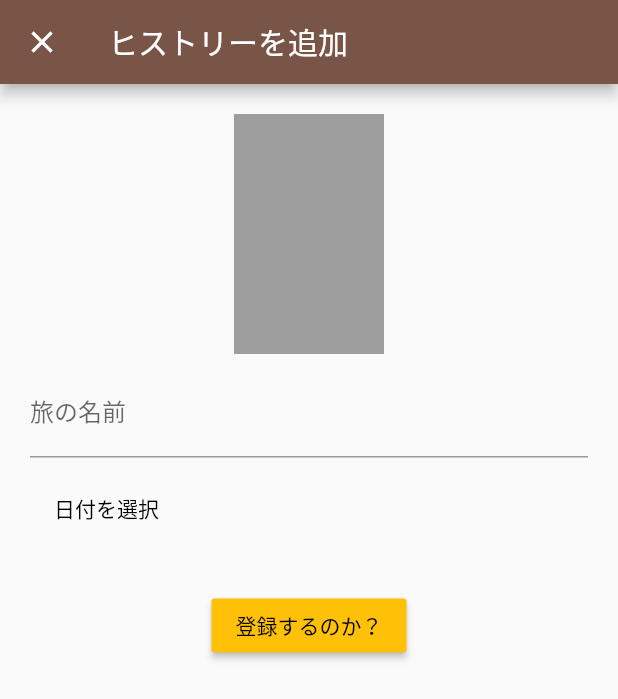
After one commit to sakurako-y0316/sakuline, a Flutter app: the TopScreen screen opened directly, item 3 of the bottom bar chosen, after a tap on the "add" icon, on a phone screen of 412 x 824 dp. The commit adds this screen. Shown: the top 699 px of the screen. Run offline on Flutter 3.47's test engine with Material 2 defaults, Android fonts, the phone set to English and light mode, and no system bars; our stand-ins replace cloud_firestore, firebase_auth, firebase_storage, flutter_slidable, flutter_spinkit, image_picker and 2 more; missing offline and left inert: flutter_rounded_date_picker; accounts and stored records are empty.

Commit message:
200809_ヒストリーの追加（途中保存）

```diff
--- /dev/null
+++ b/lib/screen/history/history.dart
@@ -0,0 +1,140 @@
+import 'dart:io';
+
+import 'package:flutter/material.dart';
+import 'package:flutter_rounded_date_picker/rounded_picker.dart';
+import 'package:image_picker/image_picker.dart';
+import 'package:provider/provider.dart';
+
+import 'package:sakura_line/view_model/history_model.dart';
+
+class History extends StatelessWidget {
+  @override
+  Widget build(BuildContext context) {
+    return ChangeNotifierProvider<HistoryViewModel>(
+      create: (_) => HistoryViewModel()..fetch(),
+      child: Consumer<HistoryViewModel>(
+        builder: (context, model, child) {
+          return Scaffold(
+            appBar: AppBar(
+              title: Text('ヒストリー'),
+            ),
+            body: Container(),
+            floatingActionButton: FloatingActionButton(
+              child: Icon(Icons.add),
+              onPressed: () async {
+                Navigator.push(
+                  context,
+                  MaterialPageRoute(
+                    fullscreenDialog: true,
+                    builder: (context) {
+                      return AddHistory(model);
+                    },
+                  ),
+                );
+                model.fetch();
+              },
+            ),
+          );
+        },
+      ),
+    );
+  }
+}
+
+class AddHistory extends StatelessWidget {
+  final HistoryViewModel model;
+  final ImagePicker picker = ImagePicker();
+  final GlobalKey<FormState> _key = GlobalKey<FormState>();
+  AddHistory(this.model);
+
+  @override
+  Widget build(BuildContext context) {
+    return Scaffold(
+      appBar: AppBar(title: Text('ヒストリーを追加')),
+      body: Container(
+        padding: EdgeInsets.all(20),
+        child: SingleChildScrollView(
+          child: Center(
+            child: Form(
+              key: _key,
+              child: Column(
+                children: <Widget>[
+                  InkWell(
+                    onTap: () async {
+                      // TODO: カメラロール開いて写真選ぶ
+                      final pickedFile =
+                          await picker.getImage(source: ImageSource.gallery);
+                      model.setImage(File(pickedFile.path));
+                    },
+                    child: SizedBox(
+                      width: 100,
+                      height: 160,
+                      child: model.imageFile != null
+                          ? Image.file(model.imageFile)
+                          : Container(
+                              color: Colors.grey,
+                            ),
+                    ),
+                  ),
+                  SizedBox(height: 10),
+                  TextFormField(
+                    validator: (val) => val.isEmpty ? '入力してください' : null,
+                    onChanged: (val) => model.travelName = val,
+                    decoration: InputDecoration(labelText: '旅の名前'),
+                  ),
+                  SizedBox(height: 10),
+                  Row(
+                    children: <Widget>[
+                      FlatButton(
+                        child: Container(
+                          alignment: Alignment.center,
+                          // height: 50,
+                          // width: 100,
+                          child: model.dateTime != null
+                              ? Text(
+                                  "${model.dateTime.year}年${model.dateTime.month}月${model.dateTime.day}日")
+                              : Text(
+                                  '日付を選択',
+                                  style: TextStyle(color: Colors.black),
+                                ),
+                        ),
+                        onPressed: () async {
+                          DateTime newDateTime = await showRoundedDatePicker(
+                            context: context,
+                            initialDate: DateTime.now(),
+                            firstDate: DateTime(DateTime.now().year - 3),
+                            lastDate: DateTime(DateTime.now().year + 1),
+                            borderRadius: 2,
+                          );
+                          if (newDateTime != null) {
+                            model.setDate(newDateTime);
+                            print(
+                                "${model.dateTime.year}年${model.dateTime.month}月${model.dateTime.day}日です");
+                          } else {
+                            print('nullです');
+                          }
+                        },
+                      ),
+                    ],
+                  ),
+                  SizedBox(height: 30),
+                  RaisedButton(
+                      color: Colors.amber,
+                      child: Text("登録するのか？",
+                          style: TextStyle(color: Colors.black)),
+                      onPressed: () async {
+                        if (_key.currentState.validate() &&
+                            model.dateTime != null) {
+                          await model.addHistory();
+                          Navigator.pop(context);
+                        }
+                      }),
+                ],
+              ),
+            ),
+          ),
+        ),
+      ),
+    );
+  }
+}
--- a/lib/screen/top_screen.dart
+++ b/lib/screen/top_screen.dart
@@ -4,6 +4,8 @@ import 'package:sakura_line/screen/talk/talk_room.dart';
 import 'package:sakura_line/screen/timeline_screen.dart';
 import 'package:sakura_line/screen/todo/todo_screen.dart';
 import 'package:sakura_line/screen/todo/todo_screen.dart';
+
+import 'history/history.dart';
 
 class TopScreen extends StatefulWidget {
   @override
@@ -35,7 +37,7 @@ class _TopScreenState extends State<TopScreen> {
         children: <Widget>[
           MyPageScreen(),
           TalkRoomScreen(),
-          TimeLine(),
+          History(),
           ToDoScreen(),
         ],
       ),
@@ -50,11 +52,11 @@ class _TopScreenState extends State<TopScreen> {
           BottomNavigationBarItem(icon: Icon(Icons.send), title: Text('トーク')),
           BottomNavigationBarItem(
               icon: Icon(
-                Icons.favorite,
+                Icons.book,
               ),
-              title: Text('タイムライン')),
+              title: Text('ヒストリー')),
           BottomNavigationBarItem(
-              icon: Icon(Icons.event_available), title: Text('TODOリスト')),
+              icon: Icon(Icons.event_available), title: Text('TODOリスト'))
         ],
       ),
     );
--- /dev/null
+++ b/lib/view_model/history_model.dart
@@ -0,0 +1,93 @@
+import 'dart:io';
+
+import 'package:cloud_firestore/cloud_firestore.dart';
+import 'package:firebase_storage/firebase_storage.dart';
+import 'package:flutter/material.dart';
+import 'package:random_string/random_string.dart';
+
+class HistoryViewModel extends ChangeNotifier {
+  //------------------------
+  // disposeのエラー問題解決
+  //------------------------
+  bool _mounted = true;
+
+  @override
+  void notifyListeners() {
+    if (_mounted) super.notifyListeners();
+  }
+
+  @override
+  void dispose() {
+    _mounted = false;
+    super.dispose();
+  }
+
+  //------------------------
+  // ↑↑ここまで
+  //------------------------
+
+  File imageFile;
+  String travelName;
+  DateTime dateTime;
+  bool isLoading = false;
+
+  startLoading() {
+    isLoading = true;
+    notifyListeners();
+  }
+
+  endLoading() {
+    isLoading = false;
+    notifyListeners();
+  }
+
+  fetch() async {
+    imageFile = null;
+    travelName = null;
+    dateTime = null;
+    notifyListeners();
+  }
+
+  setDate(DateTime dateTime) {
+    this.dateTime = dateTime;
+    print("${dateTime.year}年${dateTime.month}月${dateTime.day}日です");
+    notifyListeners();
+  }
+
+  setImage(File imageFile) {
+    this.imageFile = imageFile;
+    notifyListeners();
+  }
+
+  Future<void> addHistory() async {
+    print('登録します');
+    String uid = randomAlphaNumeric(20);
+    final imageURL = await _uploadImageFile();
+    try {
+      Firestore.instance.collection('history').document(uid).setData({
+        'imageURL': imageURL,
+        'travelName': travelName,
+        'dateTime': dateTime,
+        'createdAt': Timestamp.now(),
+        'historyId': uid,
+      });
+    } catch (e) {
+      print("DBエラー：${e.toString()}");
+    }
+  }
+
+  Future<String> _uploadImageFile() async {
+    if (imageFile == null) {
+      return '';
+    }
+    final storage = FirebaseStorage.instance;
+    final ref = storage.ref().child('books').child(travelName);
+    final snapshot = await ref
+        .putFile(
+          imageFile,
+        )
+        .onComplete;
+    final downloadURL = await snapshot.ref.getDownloadURL();
+    return downloadURL;
+  }
+}
--- a/lib/view_model/talk_room_view_model.dart
+++ b/lib/view_model/talk_room_view_model.dart
@@ -6,6 +6,25 @@ import 'package:sakura_line/model/talk_room_model.dart';
 import 'package:sakura_line/model/user_model.dart';
 
 class TalkRoomViewModel extends ChangeNotifier {
+  //------------------------
+  // disposeのエラー問題解決
+  //------------------------
+  bool _mounted = true;
+
+  @override
+  void notifyListeners() {
+    if (_mounted) super.notifyListeners();
+  }
+
+  @override
+  void dispose() {
+    _mounted = false;
+    super.dispose();
+  }
+  //------------------------
+  // ↑↑ここまで
+  //------------------------
+
   //コンストラクター
   TalkRoomViewModel() {
     fetch();
--- a/pubspec.yaml
+++ b/pubspec.yaml
@@ -26,8 +26,9 @@ dependencies:
   random_string: ^2.1.0
   image_picker: ^0.6.7+4
   flutter_spinkit: ^4.1.2+1
-
+  table_calendar: ^2.2.3
   video_player: ^0.10.11+2
+  flutter_rounded_date_picker: ^1.0.4
 
   cached_network_image: ^2.2.0+1
 
```
Also changed, not shown: 2 other files.
